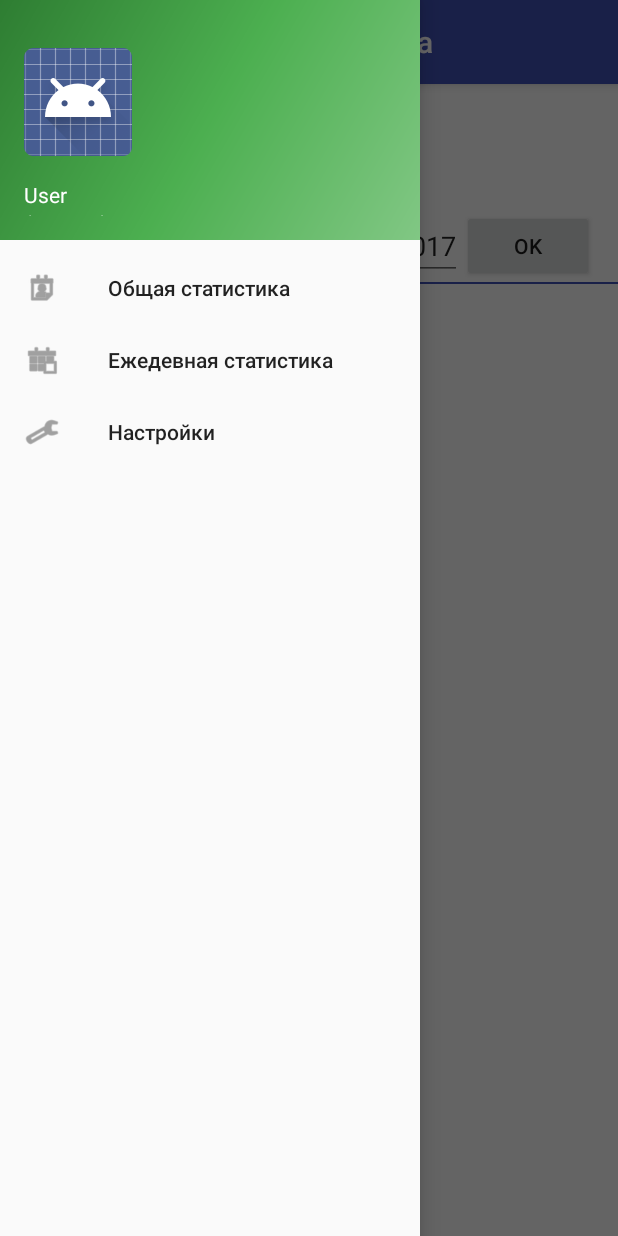
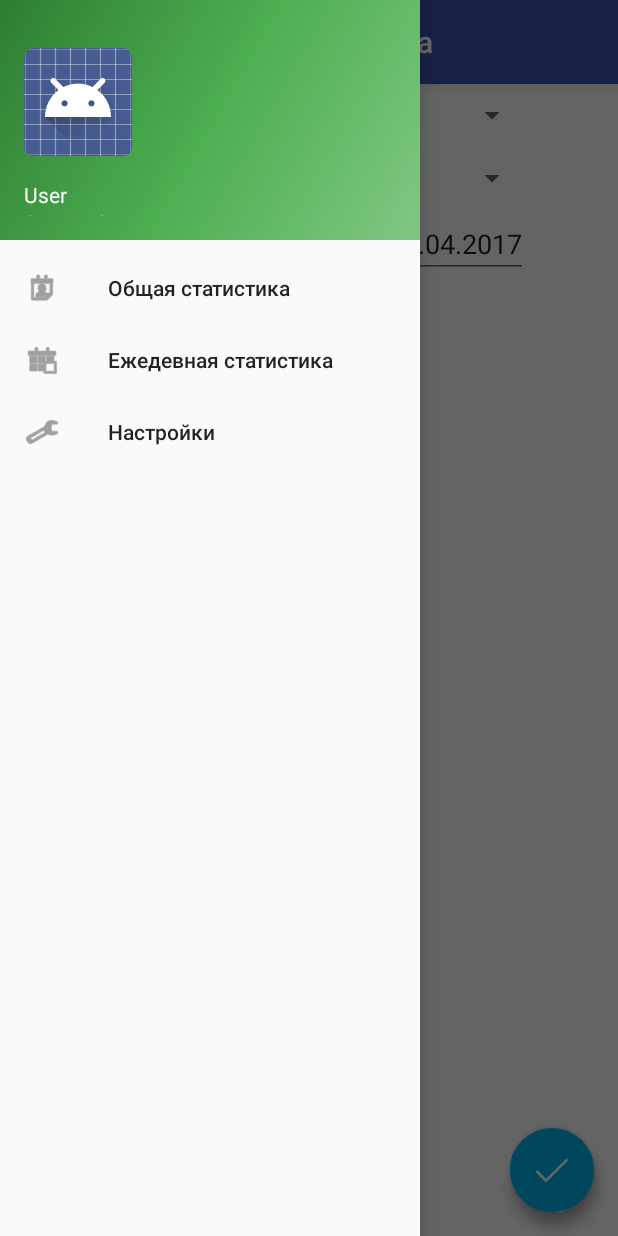
Before and after one commit to DarkenNav/UnionFreeArts, an Android app: the fragment DailyFragment placed in its activity, with the side drawer open, on a phone screen of 412 x 824 dp. Run offline under Robolectric (Android 15) with nearby library versions, the phone set to English and light mode, and no system bars.

Commit message:
изменен интерфейс

```diff
--- a/MobileApp/Android/app/src/main/java/ru/unionfreeart/ufart/DailyFragment.java
+++ b/MobileApp/Android/app/src/main/java/ru/unionfreeart/ufart/DailyFragment.java
@@ -41,7 +41,7 @@ public class DailyFragment extends Fragment implements View.OnClickListener, IMa
     private TableAdapter adTable;
     private EditText etStartDate, etFinishDate;
     private Date dateStart, dateFinish;
-    private View container;
+    private View container, pOptions, pList, fabOptions, fabOk;
     private SharedPreferences pref;
     private SharedPreferences.Editor editor;
 
@@ -54,7 +54,8 @@ public class DailyFragment extends Fragment implements View.OnClickListener, IMa
         initSites();
         initPersons();
         initTable();
-        initButton();
+        initPanels();
+        initButtons();
         initPreferences();
         initDates();
         restoreActivityState(savedInstanceState);
@@ -63,12 +64,15 @@ public class DailyFragment extends Fragment implements View.OnClickListener, IMa
 
     private void restoreActivityState(Bundle state) {
         if (state == null) { //first open fragment
+            pList.setVisibility(View.GONE);
+            pOptions.setVisibility(View.VISIBLE);
             TableRepositories table = new TableRepositories(activity, TableRepositories.TABLE_DAILY);
             table.clearTable();
             loader = new LoaderTask(DailyFragment.this);
             ILoader loaderSites = new SitesLoaderFake();
             ILoader loaderPersons = new PersonsLoaderFake();
             loader.execute(loaderSites, loaderPersons);
+            activity.setVisibleProgressBar(true);
         } else { //restory fragment
             loader = (LoaderTask) state.getSerializable(LOADER);
             if (loader == null || loader.getStatus() != AsyncTask.Status.RUNNING) {
@@ -94,23 +98,39 @@ public class DailyFragment extends Fragment implements View.OnClickListener, IMa
         editor.apply();
     }
 
+    private void initPanels() {
+        pOptions = container.findViewById(R.id.pOptions);
+        pList = container.findViewById(R.id.pList);
+    }
+
     private void initPreferences() {
         pref = activity.getSharedPreferences(this.getClass().getSimpleName(), activity.MODE_PRIVATE);
         editor = pref.edit();
     }
 
-    private void initButton() {
-        container.findViewById(R.id.bApply).setOnClickListener(new View.OnClickListener() {
+    private void initButtons() {
+        fabOk = container.findViewById(R.id.fabOk);
+        fabOptions = container.findViewById(R.id.fabOptions);
+        fabOk.setOnClickListener(new View.OnClickListener() {
             @Override
             public void onClick(View view) {
-                if (loader == null || loader.getStatus() != AsyncTask.Status.RUNNING) {
                     loader = new LoaderTask(DailyFragment.this);
                     ILoader loaderDaily = new DailyLoaderFake(
                             adSites.getId(spSite.getSelectedItemPosition()),
                             adPerson.getId(spPerson.getSelectedItemPosition()),
                             dateStart, dateFinish);
                     loader.execute(loaderDaily);
-                }
+                    fabOk.setVisibility(View.GONE);
+                    activity.setVisibleProgressBar(true);
+            }
+        });
+        fabOptions.setOnClickListener(new View.OnClickListener() {
+            @Override
+            public void onClick(View view) {
+                fabOptions.setVisibility(View.GONE);
+                fabOk.setVisibility(View.VISIBLE);
+                pList.setVisibility(View.GONE);
+                pOptions.setVisibility(View.VISIBLE);
             }
         });
     }
@@ -190,6 +210,11 @@ public class DailyFragment extends Fragment implements View.OnClickListener, IMa
 
     public void putResult(String msg) {
 
+        activity.setVisibleProgressBar(false);
+        pOptions.setVisibility(View.GONE);
+        fabOptions.setVisibility(View.VISIBLE);
+        pList.setVisibility(View.VISIBLE);
+
         openLists();
         openTable();
     }
@@ -198,8 +223,11 @@ public class DailyFragment extends Fragment implements View.OnClickListener, IMa
         adTable.clear();
         TableRepositories table = new TableRepositories(activity, TableRepositories.TABLE_DAILY);
         table.loadTable();
-        if (table.getCount() == 0) //table is empty
+        if (table.getCount() == 0) { //table is empty
+            pOptions.setVisibility(View.VISIBLE);
             return;
+        }
+        pList.setVisibility(View.VISIBLE);
         adTable.addItem(new TableRow(getResources().getString(R.string.date),
                 getResources().getString(R.string.count_new_pages)));
         adTable.getItem(0).setBold(true);
--- /dev/null
+++ b/MobileApp/Android/app/src/main/res/layout/content_daily.xml
@@ -0,0 +1,114 @@
+<LinearLayout xmlns:android="http://schemas.android.com/apk/res/android"
+    xmlns:tools="http://schemas.android.com/tools"
+    android:layout_width="match_parent"
+    android:layout_height="match_parent"
+    android:orientation="vertical"
+    tools:context="ru.unionfreeart.ufart.DailyFragment"
+    tools:showIn="@layout/fragment_daily">
+
+    <LinearLayout
+        android:id="@+id/pOptions"
+        android:layout_width="match_parent"
+        android:layout_height="match_parent"
+        android:orientation="vertical">
+
+        <LinearLayout
+            android:layout_width="match_parent"
+            android:layout_height="wrap_content"
+            android:gravity="center"
+            android:orientation="horizontal">
+
+            <TextView
+                android:id="@+id/tvSite"
+                android:layout_width="wrap_content"
+                android:layout_height="wrap_content"
+                android:padding="5dp"
+                android:text="@string/site" />
+
+            <Spinner
+                android:id="@+id/spSite"
+                android:layout_width="247dp"
+                android:layout_height="wrap_content" />
+        </LinearLayout>
+
+        <LinearLayout
+            android:layout_width="match_parent"
+            android:layout_height="wrap_content"
+            android:gravity="center"
+            android:orientation="horizontal">
+
+            <TextView
+                android:id="@+id/tvPerson"
+                android:layout_width="wrap_content"
+                android:layout_height="wrap_content"
+                android:padding="5dp"
+                android:text="@string/person" />
+
+            <Spinner
+                android:id="@+id/spPerson"
+                android:layout_width="215dp"
+                android:layout_height="wrap_content" />
+        </LinearLayout>
+
+        <LinearLayout
+            android:id="@+id/pPeriod"
+            android:layout_width="match_parent"
+            android:layout_height="wrap_content"
+            android:gravity="center"
+            android:orientation="horizontal">
+
+            <TextView
+                android:layout_width="wrap_content"
+                android:layout_height="wrap_content"
+                android:layout_margin="5dp"
+                android:text="@string/period_from" />
+
+            <EditText
+                android:id="@+id/etStartDate"
+                android:layout_width="wrap_content"
+                android:layout_height="wrap_content"
+                android:focusable="false"
+                android:inputType="date" />
+
+            <TextView
+                android:layout_width="wrap_content"
+                android:layout_height="wrap_content"
+                android:layout_margin="5dp"
+                android:text="@string/to" />
+
+            <EditText
+                android:id="@+id/etFinishDate"
+                android:layout_width="wrap_content"
+                android:layout_height="wrap_content"
+                android:focusable="false"
+                android:inputType="date" />
+
+        </LinearLayout>
+    </LinearLayout>
+
+    <LinearLayout
+        android:id="@+id/pList"
+        android:layout_width="match_parent"
+        android:layout_height="match_parent"
+        android:orientation="vertical">
+
+        <View
+            android:id="@+id/view"
+            android:layout_width="match_parent"
+            android:layout_height="1dp"
+            android:layout_below="@+id/pPeriod"
+            android:background="@color/colorPrimary" />
+
+        <ListView
+            android:id="@+id/lvTable"
+            android:layout_width="match_parent"
+            android:layout_height="match_parent"
+            android:layout_below="@+id/view" />
+
+        <View
+            android:layout_width="match_parent"
+            android:layout_height="1dp"
+            android:layout_below="@+id/lvTable"
+            android:background="@color/colorPrimary" />
+    </LinearLayout>
+</LinearLayout>
--- a/MobileApp/Android/app/src/main/res/layout/fragment_daily.xml
+++ b/MobileApp/Android/app/src/main/res/layout/fragment_daily.xml
@@ -1,101 +1,25 @@
-<RelativeLayout xmlns:android="http://schemas.android.com/apk/res/android"
-    xmlns:tools="http://schemas.android.com/tools"
+<?xml version="1.0" encoding="utf-8"?>
+<android.support.design.widget.CoordinatorLayout xmlns:android="http://schemas.android.com/apk/res/android"
+    xmlns:app="http://schemas.android.com/apk/res-auto"
     android:layout_width="match_parent"
-    android:layout_height="match_parent"
-    tools:context="ru.unionfreeart.ufart.DailyFragment">
+    android:layout_height="match_parent">
 
-    <TextView
-        android:id="@+id/tvSite"
+    <include layout="@layout/content_daily" />
+
+    <android.support.design.widget.FloatingActionButton
+        android:id="@+id/fabOptions"
         android:layout_width="wrap_content"
         android:layout_height="wrap_content"
-        android:layout_alignParentLeft="true"
-        android:layout_alignTop="@+id/spSite"
-        android:layout_margin="5dp"
-        android:paddingTop="10dp"
-        android:text="@string/site" />
+        android:layout_gravity="bottom|end"
+        android:layout_margin="@dimen/fab_margin"
+        app:srcCompat="@drawable/options" />
 
-    <Spinner
-        android:id="@+id/spSite"
+    <android.support.design.widget.FloatingActionButton
+        android:id="@+id/fabOk"
         android:layout_width="wrap_content"
         android:layout_height="wrap_content"
-        android:layout_alignParentTop="true"
-        android:layout_toRightOf="@+id/tvSite" />
+        android:layout_gravity="bottom|end"
+        android:layout_margin="@dimen/fab_margin"
+        app:srcCompat="@drawable/ok" />
 
-    <TextView
-        android:id="@+id/tvPerson"
-        android:layout_width="wrap_content"
-        android:layout_height="wrap_content"
-        android:layout_alignTop="@+id/spPerson"
-        android:layout_margin="5dp"
-        android:paddingTop="10dp"
-        android:text="@string/person" />
-
-    <Spinner
-        android:id="@+id/spPerson"
-        android:layout_width="wrap_content"
-        android:layout_height="wrap_content"
-        android:layout_below="@id/spSite"
-        android:layout_toRightOf="@+id/tvPerson" />
-
-    <LinearLayout
-        android:id="@+id/pPeriod"
-        android:layout_width="match_parent"
-        android:layout_height="wrap_content"
-        android:layout_below="@id/spPerson"
-        android:gravity="center"
-        android:orientation="horizontal">
-
-        <TextView
-            android:layout_width="wrap_content"
-            android:layout_height="wrap_content"
-            android:layout_margin="5dp"
-            android:text="@string/period_from" />
-
-        <EditText
-            android:id="@+id/etStartDate"
-            android:layout_width="wrap_content"
-            android:layout_height="wrap_content"
-            android:focusable="false"
-            android:inputType="date" />
-
-        <TextView
-            android:layout_width="wrap_content"
-            android:layout_height="wrap_content"
-            android:layout_margin="5dp"
-            android:text="@string/to" />
-
-        <EditText
-            android:id="@+id/etFinishDate"
-            android:layout_width="wrap_content"
-            android:layout_height="wrap_content"
-            android:focusable="false"
-            android:inputType="date" />
-
-        <Button
-            android:id="@+id/bApply"
-            android:layout_width="wrap_content"
-            android:layout_height="wrap_content"
-            android:text="@android:string/ok" />
-
-    </LinearLayout>
-
-    <View
-        android:id="@+id/view"
-        android:layout_width="match_parent"
-        android:layout_height="1dp"
-        android:layout_below="@+id/pPeriod"
-        android:background="@color/colorPrimary" />
-
-    <ListView
-        android:id="@+id/lvTable"
-        android:layout_width="match_parent"
-        android:layout_height="match_parent"
-        android:layout_below="@+id/view" />
-
-    <View
-        android:layout_width="match_parent"
-        android:layout_height="1dp"
-        android:layout_below="@+id/lvTable"
-        android:background="@color/colorPrimary" />
-
-</RelativeLayout>
+</android.support.design.widget.CoordinatorLayout>
```
Also changed, not shown: MobileApp/Android/app/src/main/res/drawable/ok.png (added), MobileApp/Android/app/src/main/res/drawable/options.png (added).
